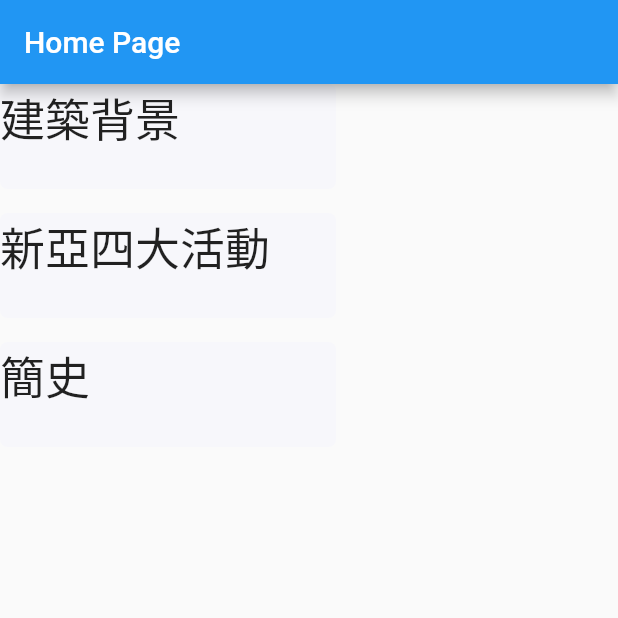
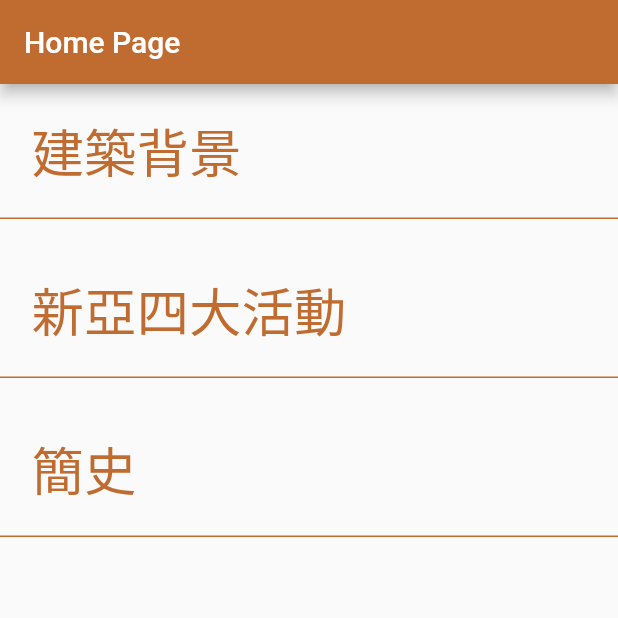
Before and after one commit to alexkkm/bychonce, a Flutter app: the screen it shows after launch, on a phone screen of 412 x 824 dp, the top half of it. Run offline on Flutter 3.47's test engine with Material 2 defaults, Android fonts, the phone set to English and light mode, and no system bars.

Commit message:
finished Home Page

```diff
--- a/lib/main.dart
+++ b/lib/main.dart
@@ -11,6 +11,10 @@ class CuGuys extends StatelessWidget {
   @override
   Widget build(BuildContext context) {
     return MaterialApp(
+      theme: ThemeData(
+        // Define the default brightness and colors.
+        primaryColor: Color(0XFFc06c30),
+      ),
       title: 'CU Guys',
       home: HomePage(),
     );
@@ -33,71 +37,86 @@ class _HomePageState extends State<HomePage> {
       appBar: AppBar(
         title: Text("Home Page"),
       ),
-      body: Column(children: <Widget>[
+      body: Column(
+        children: <Widget>[
           //建築背景
           Container(
               margin: const EdgeInsets.only(bottom: 16),
               decoration: BoxDecoration(
-              borderRadius: BorderRadius.all(Radius.circular(5)),
-              color: const Color(0xfff7f7fb)),
-          width: 224,
-          height: 70,
+                  border: Border(
+                      bottom: Divider.createBorderSide(context,
+                          color: Color(0XFFc06c30), width: 1))),
+              width: 500,
+              height: 90,
               child: GestureDetector(
                   onTap: () => Navigator.push(
                       context,
                       MaterialPageRoute(
                           builder: (context) => BuildingBackgroundPage())),
-            child: Text(
-              (language == "Chinese") ? "建築背景" : "Building Background",
-              style: TextStyle(
-                fontSize: 30,
+                  child: Row(
+                    children: <Widget>[
+                      Padding(padding: EdgeInsets.only(left: 21.0)),
+                      Text(
+                        (language == "Chinese")
+                            ? "建築背景"
+                            : "Building Background",
+                        style:
+                            TextStyle(fontSize: 35, color: Color(0XFFc06c30)),
                       ),
-            ),
-          ),
-        ),
+                    ],
+                  ))),
 
           //新亞四大活動
           Container(
               margin: const EdgeInsets.only(bottom: 16),
               decoration: BoxDecoration(
-              borderRadius: BorderRadius.all(Radius.circular(5)),
-              color: const Color(0xfff7f7fb)),
-          width: 224,
-          height: 70,
+                  border: Border(
+                      bottom: Divider.createBorderSide(context,
+                          color: Color(0XFFc06c30), width: 1))),
+              width: 500,
+              height: 90,
               child: GestureDetector(
                   onTap: () => Navigator.push(
                       context,
                       MaterialPageRoute(
                           builder: (context) => FourMajorActivitiesPage())),
-            child: Text(
-              (language == "Chinese") ? "新亞四大活動" : "Four Major Activities",
-              style: TextStyle(
-                fontSize: 30,
+                  child: Row(
+                    children: <Widget>[
+                      Padding(padding: EdgeInsets.only(left: 21.0)),
+                      Text(
+                        (language == "Chinese")
+                            ? "新亞四大活動"
+                            : "Four Major Activities",
+                        style:
+                            TextStyle(fontSize: 35, color: Color(0XFFc06c30)),
                       ),
-            ),
-          ),
-        ),
+                    ],
+                  ))),
 
-        //History
+          //簡史
           Container(
               margin: const EdgeInsets.only(bottom: 16),
               decoration: BoxDecoration(
-              borderRadius: BorderRadius.all(Radius.circular(5)),
-              color: const Color(0xfff7f7fb)),
-          width: 224,
-          height: 70,
+                  border: Border(
+                      bottom: Divider.createBorderSide(context,
+                          color: Color(0XFFc06c30), width: 1))),
+              width: 500,
+              height: 90,
               child: GestureDetector(
                   onTap: () => Navigator.push(context,
                       MaterialPageRoute(builder: (context) => HistoryPage())),
-            child: Text(
+                  child: Row(
+                    children: <Widget>[
+                      Padding(padding: EdgeInsets.only(left: 21.0)),
+                      Text(
                         (language == "Chinese") ? "簡史" : "History",
-              style: TextStyle(
-                fontSize: 30,
+                        style:
+                            TextStyle(fontSize: 35, color: Color(0XFFc06c30)),
                       ),
+                    ],
+                  ))),
+        ],
       ),
-          ),
-        ),
-      ]),
     );
   }
 }
--- /dev/null
+++ b/lib/style/textStyle.dart
@@ -0,0 +1,21 @@
+import 'package:flutter/material.dart';
+
+Text themetext(String text, double fontsize) {
+  return Text(
+    text,
+    style: TextStyle(
+        color: Color(0XFFc06c30),
+        fontSize: fontsize,
+        fontFamily: "DFKaiShu-SB-Estd-BF"),
+  );
+}
+
+Text backtext(String text, double fontsize) {
+  return Text(
+    text,
+    style: TextStyle(
+        color: Colors.white,
+        fontSize: fontsize,
+        fontFamily: "DFKaiShu-SB-Estd-BF"),
+  );
+}
--- a/pubspec.yaml
+++ b/pubspec.yaml
@@ -28,11 +28,7 @@ dependencies:
   # The following adds the Cupertino Icons font to your application.
   # Use with the CupertinoIcons class for iOS style icons.
   cupertino_icons: ^1.0.2
-  camera: ^0.8.1+7
   flutter_tesseract_ocr: ^0.4.6
-  image: ^3.0.2
-  image_picker: ^0.8.3+2
-  exif: ^3.0.0
 
 dev_dependencies:
   flutter_test:
```
Also changed, not shown: app_logo.png (added), pubspec.lock, 11 other files. Lines whose indentation alone changed are shown as unchanged.
